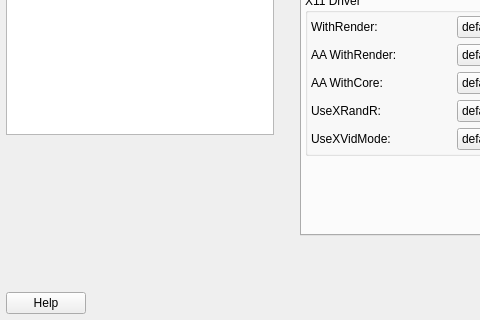
Above: src/q4wine-gui/uis/FakeDriveSettings.ui from brezerk/q4wine before the change; both pictures show x 0 to 480 and y 116 to 436 of the 696 by 436 pixel window. Below: the same form after it.
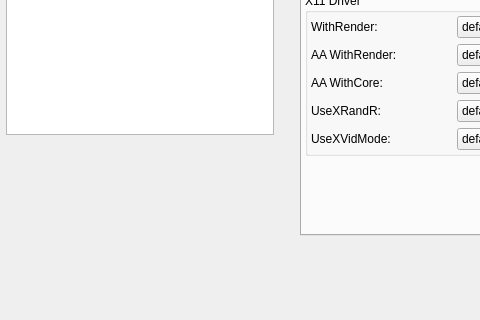
That is the form after the change.

What changed in the file:
```diff
--- a/src/q4wine-gui/uis/FakeDriveSettings.ui
+++ b/src/q4wine-gui/uis/FakeDriveSettings.ui
@@ -3112,13 +3112,6 @@
       <property name="bottomMargin">
        <number>6</number>
       </property>
-      <item>
-       <widget class="QPushButton" name="cmdHelp">
-        <property name="text">
-         <string>Help</string>
-        </property>
-       </widget>
-      </item>
       <item>
        <spacer>
         <property name="orientation">
```
